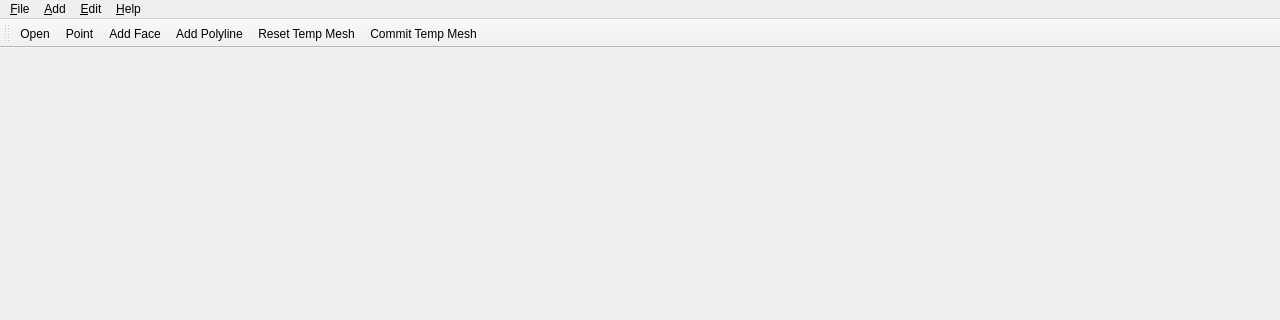
Old version of the form Application/QtFrontend/MainWindow.ui in the repository JIPCAD/JIPCAD; both pictures show x 0 to 1280 and y 0 to 320 of the 1280 by 720 pixel window.
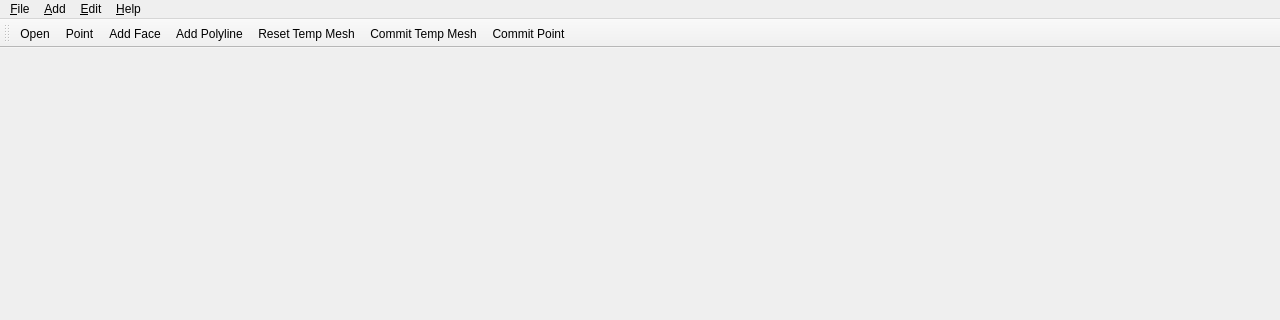
New version of the form.

```diff
--- a/Application/QtFrontend/MainWindow.ui
+++ b/Application/QtFrontend/MainWindow.ui
@@ -78,6 +78,7 @@
    <addaction name="actionAddPolyline"/>
    <addaction name="actionResetTempMesh"/>
    <addaction name="actionCommitTempMesh"/>
+   <addaction name="actionCommitTempPoint"/>
   </widget>
   <action name="actionNew">
    <property name="text">
@@ -166,6 +167,11 @@
     <string>Commit Temp Mesh</string>
    </property>
   </action>
+  <action name="actionCommitTempPoint">
+   <property name="text">
+    <string>Commit Point</string>
+   </property>
+  </action>
  </widget>
  <resources/>
  <connections/>
```
Left out of the diff: 1 changed line with no effect on the pictures.
